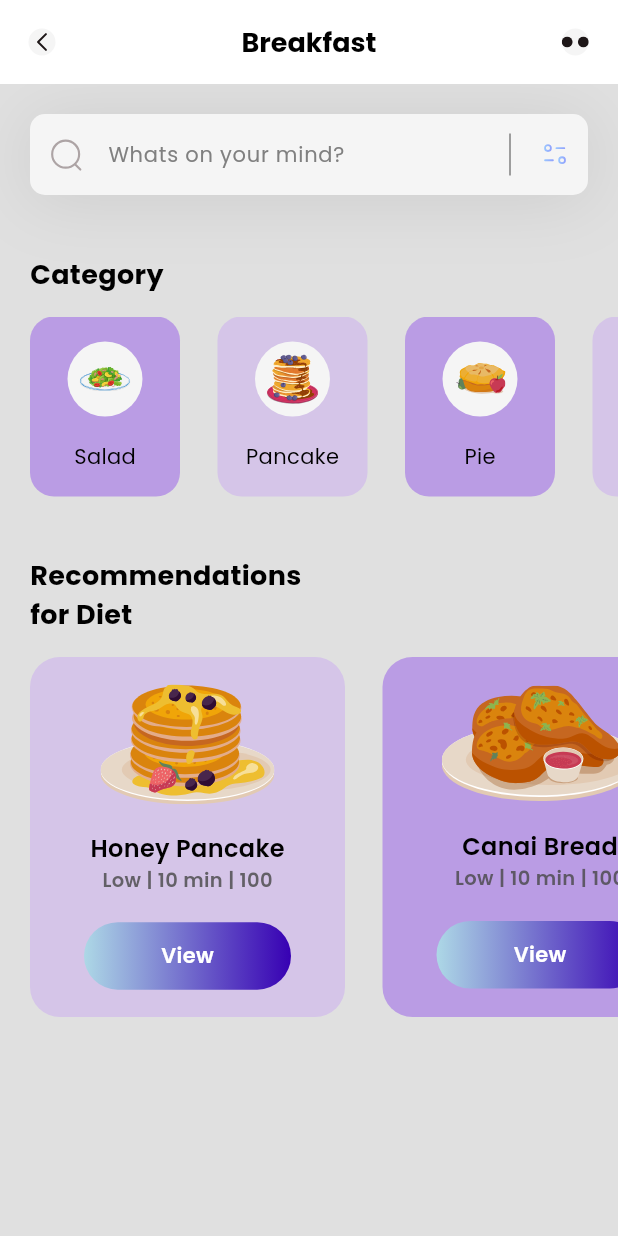
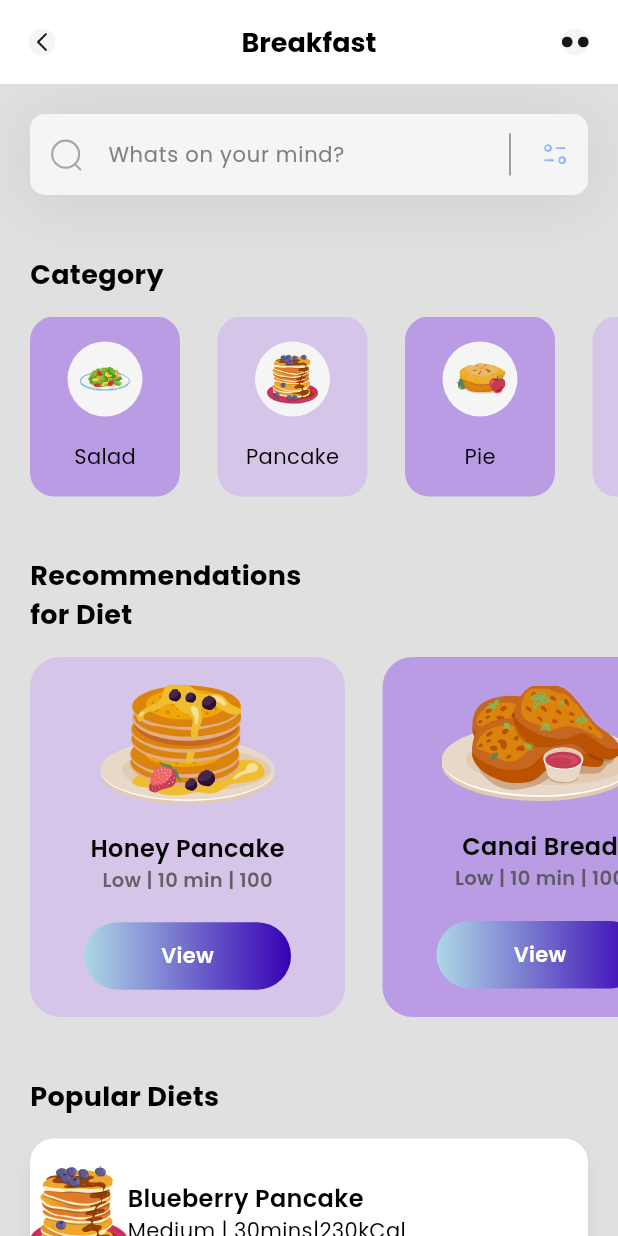
Before and after one commit to MHN-Sathsara/FoodcartApp_flutter, a Flutter app: the screen it shows after launch, on a phone screen of 412 x 824 dp. Run offline on Flutter 3.47's test engine with Material 3 defaults, Android fonts, the phone set to English and light mode, and no system bars; our stand-ins replace flutter_svg, get.

Commit message:
Popular section

```diff
--- a/foodcart/lib/Model/popular_model.dart
+++ b/foodcart/lib/Model/popular_model.dart
@@ -0,0 +1,40 @@
+class PopularDietsModel {
+  String name;
+  String iconPath;
+  String level;
+  String duration;
+  String calorie;
+  bool boxIsSelected;
+
+  PopularDietsModel(
+      {required this.name,
+      required this.iconPath,
+      required this.level,
+      required this.duration,
+      required this.calorie,
+      required this.boxIsSelected});
+
+  static List<PopularDietsModel> getPopularDiets() {
+    List<PopularDietsModel> popularDiets = [];
+
+    popularDiets.add(PopularDietsModel(
+      name: 'Blueberry Pancake',
+      iconPath: 'assets/icons/blueberry-pancake.svg',
+      level: 'Medium',
+      duration: '30mins',
+      calorie: '230kCal',
+      boxIsSelected: true,
+    ));
+
+    popularDiets.add(PopularDietsModel(
+      name: 'Salmon Nigiri',
+      iconPath: 'assets/icons/salmon-nigiri.svg',
+      level: 'Easy',
+      duration: '20mins',
+      calorie: '120kCal',
+      boxIsSelected: false,
+    ));
+
+    return popularDiets;
+  }
+}
--- a/foodcart/lib/View/screens/home.dart
+++ b/foodcart/lib/View/screens/home.dart
@@ -3,6 +3,7 @@ import 'package:flutter/widgets.dart';
 import 'package:flutter_svg/flutter_svg.dart';
 import 'package:foodcart/Model/catagory_model.dart';
 import 'package:foodcart/Model/diet_model.dart';
+import 'package:foodcart/Model/popular_model.dart';
 import 'package:foodcart/View/screens/widgets/color_palettes.dart';
 import 'package:foodcart/View/screens/widgets/sidebuttons.dart';
 
@@ -11,10 +12,12 @@ class HomePage extends StatelessWidget {
 
   List<CatagoryModel> categories = [];
   List<DietModel> diets = [];
+  List<PopularDietsModel> popularDiets = [];
 
   void _getInitialInfo() {
     categories = CatagoryModel.getCatagories();
     diets = DietModel.getDiets();
+    popularDiets = PopularDietsModel.getPopularDiets();
   }
 
   @override
@@ -23,14 +26,102 @@ class HomePage extends StatelessWidget {
     return Scaffold(
       appBar: appBar(),
       backgroundColor: ColorPalettes.backgroundDark,
-        body: Column(
-          crossAxisAlignment: CrossAxisAlignment.start,
+      body: ListView(
         children: [
           _searchBar(),
           const SizedBox(height: 40),
           _categoriesSec(),
           const SizedBox(height: 40),
+          _dietRecommendations(),
+          const SizedBox(height: 40),
           Column(
+            crossAxisAlignment: CrossAxisAlignment.start,
+            children: [
+              Padding(
+                padding: EdgeInsets.only(left: 20),
+                child: Text(
+                  'Popular Diets',
+                  style: TextStyle(
+                    color: Colors.black,
+                    fontSize: 18,
+                    fontWeight: FontWeight.bold,
+                  ),
+                ),
+              ),
+              SizedBox(height: 15),
+              ListView.separated(
+                  itemCount: popularDiets.length,
+                  shrinkWrap: true,
+                  separatorBuilder: (context, index) => const SizedBox(
+                        height: 25,
+                      ),
+                  padding: EdgeInsets.only(
+                    left: 20,
+                    right: 20,
+                  ),
+                  itemBuilder: (context, index) {
+                    return Container(
+                      height: 100,
+                      child: Row(
+                        children: [
+                          SvgPicture.asset(
+                            popularDiets[index].iconPath,
+                            width: 65,
+                            height: 65,
+                          ),
+                          Column(
+                            mainAxisAlignment: MainAxisAlignment.center,
+                            crossAxisAlignment: CrossAxisAlignment.start,
+                            children: [
+                              Text(
+                                popularDiets[index].name,
+                                style: TextStyle(
+                                  color: Colors.black,
+                                  fontSize: 16,
+                                  fontWeight: FontWeight.w600,
+                                ),
+                              ),
+                              Text(
+                                popularDiets[index].level +
+                                    ' | ' +
+                                    popularDiets[index].duration +
+                                    '|' +
+                                    popularDiets[index].calorie,
+                                style: TextStyle(
+                                  color: Colors.black,
+                                  fontSize: 14,
+                                ),
+                              ),
+                            ],
+                          )
+                        ],
+                      ),
+                      decoration: BoxDecoration(
+                        color: Colors.white,
+                        borderRadius: BorderRadius.circular(16),
+                        boxShadow: [
+                          BoxShadow(
+                            color: Colors.black.withOpacity(0.07),
+                            offset: Offset(0, 10),
+                            blurRadius: 10,
+                            spreadRadius: 0,
+                          ),
+                        ],
+                      ),
+                    );
+                  }),
+            ],
+          ),
+          const SizedBox(
+            height: 40,
+          ),
+        ],
+      ),
+    );
+  }
+
+  Column _dietRecommendations() {
+    return Column(
       crossAxisAlignment: CrossAxisAlignment.start,
       children: [
         const Padding(
@@ -119,9 +210,7 @@ class HomePage extends StatelessWidget {
           ),
         )
       ],
-            ),
-          ],
-        ));
+    );
   }
 
   Column _categoriesSec() {
```
Lines whose indentation alone changed are shown as unchanged.
